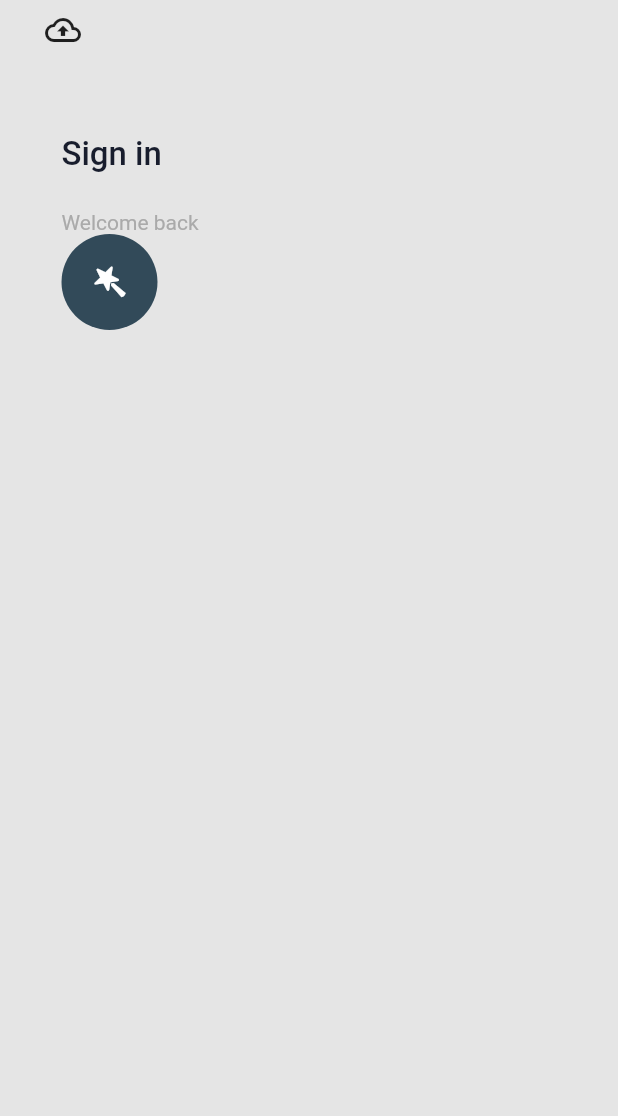
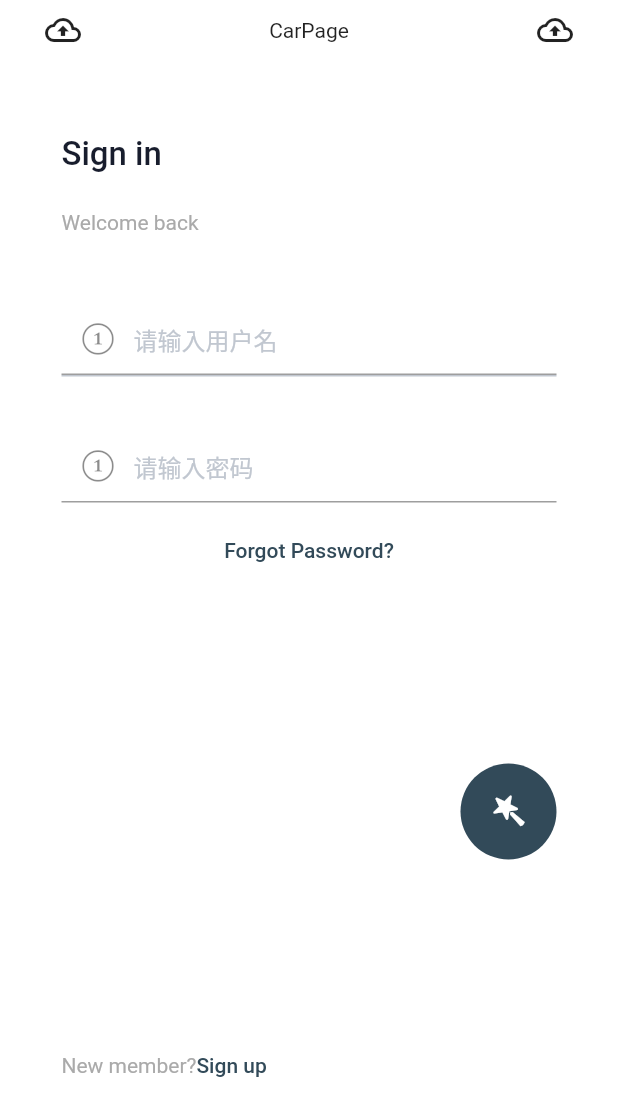
Before and after one commit to xiaokinglong/coffee_mall, a Flutter app: the screen it shows after launch, on a phone screen of 412 x 824 dp. Shown: the top 1116 px of the screen. Run offline on Flutter 3.47's test engine with Material 2 defaults, Android fonts, the phone set to English and light mode, and no system bars.

Commit message:
登陆的表单完成 icon没有替换

```diff
--- a/lib/components/button.dart
+++ b/lib/components/button.dart
@@ -13,15 +13,10 @@ class Button extends StatelessWidget {
         color: Color.fromRGBO(50, 74, 89, 1),
         borderRadius: BorderRadius.circular(64),
       ),
-      child: InkWell(
-        onTap: () {
-          print(12);
-        },
-        child: Center(
-          child: Icon(
-            Iconfont.chaozhijifen,
-            color: Colors.white,
-          ),
+      child: Center(
+        child: Icon(
+          Iconfont.chaozhijifen,
+          color: Colors.white,
         ),
       ),
     );
--- a/lib/components/customAppBar.dart
+++ b/lib/components/customAppBar.dart
@@ -2,14 +2,13 @@ import 'package:flutter/material.dart';
 import 'package:supermall/untils/Iconfont.dart';
 
 // TODO: actions 和title 没有进行处理
-class CustomAppBar extends StatefulWidget {
-  CustomAppBar({Key? key}) : super(key: key);
+class CustomAppBar extends StatelessWidget {
+  // const CustomAppBar({Key? key, required this.title}) : super(key: key);
+  const CustomAppBar({Key? key, this.title, this.actions}) : super(key: key);
 
-  @override
-  _CustomAppBarState createState() => _CustomAppBarState();
-}
-
-class _CustomAppBarState extends State<CustomAppBar> {
+  // 不是必传的
+  final Widget? title;
+  final Widget? actions;
   @override
   Widget build(BuildContext context) {
     return Container(
@@ -19,7 +18,16 @@ class _CustomAppBarState extends State<CustomAppBar> {
         right: 30,
       ),
       child: Row(
+        mainAxisAlignment: MainAxisAlignment.spaceBetween,
         children: <Widget>[
+          InkWell(
+            child: Container(
+              child: Icon(Icons.backup_outlined),
+            ),
+          ),
+          Container(
+            child: Text('CarPage'),
+          ),
           InkWell(
             child: Container(
               child: Icon(Icons.backup_outlined),
--- a/lib/pages/login/index.dart
+++ b/lib/pages/login/index.dart
@@ -1,8 +1,9 @@
 import 'package:flutter/material.dart';
 import 'package:supermall/components/button.dart';
 import 'package:supermall/components/customAppBar.dart';
+import 'package:supermall/untils/Iconfont.dart';
 
-// TODO: 登陆表单没有写
+// TODO: 需要跳转的页面还没有写 然后需要替换正确的icon;
 class LoginPage extends StatefulWidget {
   LoginPage({Key? key}) : super(key: key);
 
@@ -11,10 +12,11 @@ class LoginPage extends StatefulWidget {
 }
 
 class _LoginPageState extends State<LoginPage> {
+  final _formKey = GlobalKey<FormState>();
   @override
   Widget build(BuildContext context) {
     return Scaffold(
-      backgroundColor: Color.fromRGBO(229, 229, 229, 1),
+      backgroundColor: Colors.white,
       body: Column(
         crossAxisAlignment: CrossAxisAlignment.start,
         children: [
@@ -42,6 +44,7 @@ class _LoginPageState extends State<LoginPage> {
                   ),
                 ),
                 Container(
+                  margin: EdgeInsets.only(bottom: 46),
                   child: Text(
                     'Welcome back',
                     style: TextStyle(
@@ -52,8 +55,138 @@ class _LoginPageState extends State<LoginPage> {
                   ),
                 ),
 
+                // form表单的组件
+                Form(
+                  key: _formKey,
+                  child: Column(
+                    children: [
+                      Container(
+                        // 用户名
+                        child: TextField(
+                          /// 键盘的类型 相当于 input的type
+                          keyboardType: TextInputType.text,
+                          decoration: InputDecoration(
+                            hintText: '请输入用户名',
+                            hintStyle: TextStyle(
+                              color: Color.fromRGBO(193, 199, 208, 1),
+                            ),
+                            prefixIcon: Icon(Iconfont.a1zhanshigouwu),
+                            // border: OutlineInputBorder(
+                            //   borderSide: BorderSide(
+                            //     width: 0,
+                            //     color: Color.fromRGBO(193, 199, 208, 1),
+                            //     style: BorderStyle.solid,
+                            //   ),
+                            // ),
+                          ),
+                        ),
+                        margin: EdgeInsets.only(bottom: 36),
+                        decoration: BoxDecoration(
+                          border: Border(
+                            bottom: BorderSide(
+                              width: 1,
+                              color: Color.fromRGBO(193, 199, 208, 1),
+                              style: BorderStyle.solid,
+                            ),
+                          ),
+                        ),
+                      ),
+                      Container(
+                        margin: EdgeInsets.only(bottom: 24),
+                        // 密码
+                        child: TextField(
+                          /// 密码形式
+                          obscureText: true,
+
+                          /// 键盘的类型 相当于 input的type
+                          keyboardType: TextInputType.text,
+                          decoration: InputDecoration(
+                            hintText: '请输入密码',
+                            hintStyle: TextStyle(
+                              color: Color.fromRGBO(193, 199, 208, 1),
+                            ),
+                            prefixIcon: Icon(Iconfont.a1zhanshigouwu),
+                            // border: OutlineInputBorder(
+                            //   borderSide: BorderSide(
+                            //     width: 0,
+                            //     color: Color.fromRGBO(193, 199, 208, 1),
+                            //     style: BorderStyle.solid,
+                            //   ),
+                            // ),
+                          ),
+                        ),
+                      ),
+                    ],
+                  ),
+                ),
                 // 按钮
-                Button(),
+                Container(
+                  width: double.infinity,
+                  margin: EdgeInsets.only(bottom: 134),
+                  child: GestureDetector(
+                    onTap: () {
+                      print('跳转到找回密码的页面');
+                    },
+                    child: Text(
+                      'Forgot Password?',
+                      textAlign: TextAlign.center,
+                      style: TextStyle(
+                        color: Color.fromRGBO(50, 74, 89, 1),
+                        fontSize: 14,
+                        fontWeight: FontWeight.w500,
+                      ),
+                    ),
+                  ),
+                ),
+                Container(
+                  alignment: Alignment.centerRight,
+                  margin: EdgeInsets.only(bottom: 129),
+                  child: InkWell(
+                    onTap: () {
+                      print('登陆成功之后 跳转页面');
+                      Navigator.pushNamed(context, '/layout');
+                    },
+                    child: Button(),
+                  ),
+                ),
+
+                Container(
+                  // child: RichText(
+                  //   text: TextSpan(children: <InlineSpan>[
+                  //     TextSpan(
+                  //       text: 'New member?',
+
+                  //       /// 必须设置stlye
+                  //       style: TextStyle(),
+                  //     ),
+                  //   ]),
+                  // ),
+                  child: Row(
+                    children: [
+                      Text(
+                        'New member?',
+                        style: TextStyle(
+                          color: Color.fromRGBO(170, 170, 170, 1),
+                          fontSize: 14,
+                          fontWeight: FontWeight.w400,
+                        ),
+                      ),
+                      GestureDetector(
+                        onTap: () {
+                          print('跳转到注册的页面');
+                        },
+                        child: Text(
+                          'Sign up',
+                          style: TextStyle(
+                            color: Color.fromRGBO(50, 74, 89, 1),
+                            fontSize: 14,
+                            fontWeight: FontWeight.w500,
+                          ),
+                        ),
+                      ),
+                    ],
+                  ),
+                ),
               ],
             ),
           ),
--- a/lib/router/index.dart
+++ b/lib/router/index.dart
@@ -1,3 +1,4 @@
+import 'package:supermall/layout/index.dart';
 import 'package:supermall/pages/login/index.dart';
 import 'package:supermall/welcome/index.dart';
 
@@ -5,4 +6,5 @@ import 'package:supermall/welcome/index.dart';
 var routes = {
   '/welcome': (context) => WelcomePage(),
   '/login': (context) => LoginPage(),
+  '/layout': (context) => LayoutPage(),
 };
```
